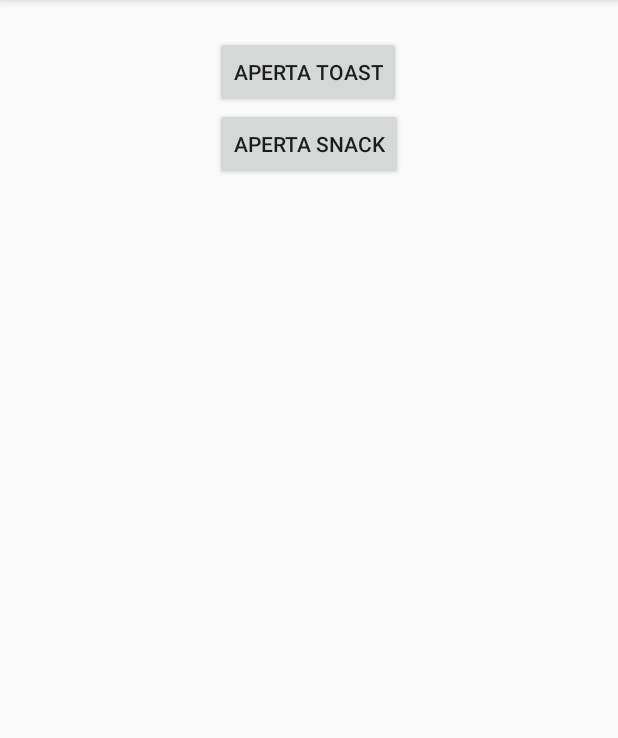
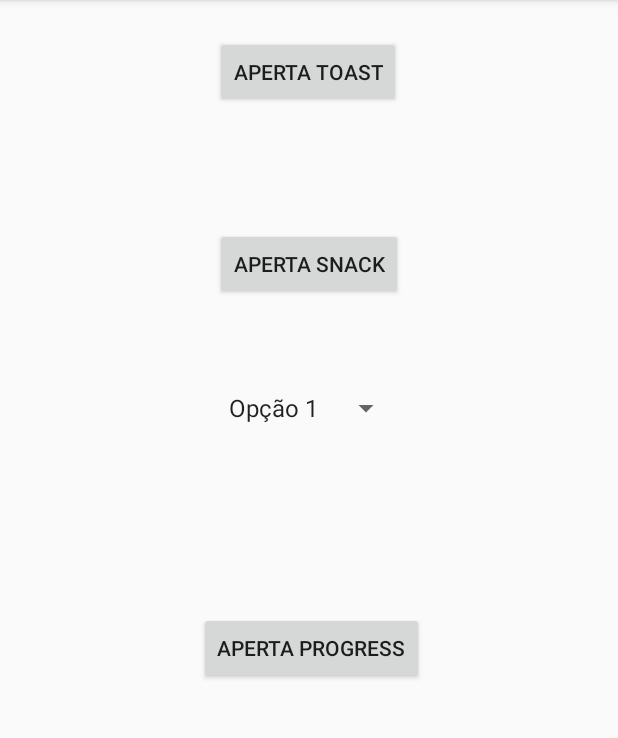
Before and after one commit to Caiango/NewComponents, an Android app: the screen it shows after launch (MainActivity), on a phone screen of 412 x 824 dp, the part 84-822 px from its top. Run offline under Robolectric (Android 15) with nearby library versions, the phone set to English and light mode, and no system bars.

Commit message:
Testando Progress Dialog

```diff
--- a/app/src/main/java/com/example/componentes/MainActivity.kt
+++ b/app/src/main/java/com/example/componentes/MainActivity.kt
@@ -1,5 +1,6 @@
 package com.example.componentes
 
+import android.app.ProgressDialog
 import android.graphics.Color
 import androidx.appcompat.app.AppCompatActivity
 import android.os.Bundle
@@ -41,9 +42,30 @@ class MainActivity : AppCompatActivity(), View.OnClickListener {
             val snack = Snackbar.make(constraint, "SnackBar funcional", Snackbar.LENGTH_LONG)
             //snack.view.setBackgroundColor(Color.BLUE)
             // se eu quiser pegar uma cor do meu arquivo
-            snack.view.setBackgroundColor(ContextCompat.getColor(this,R.color.colorBack))
+            snack.view.setBackgroundColor(ContextCompat.getColor(this, R.color.colorBack))
+
+
+            //vou setar um evento de click na snack
+            snack.setAction("Clica de novo", {
+                val snack2 = Snackbar.make(constraint, "SnackBar Desfazer", Snackbar.LENGTH_LONG)
+                snack2.view.setBackgroundColor(Color.RED)
+                snack2.show()
+            })
+
             snack.show()
+        } else if (id == R.id.ButProgress) {
+            //balao de carregamento
+            val progress: ProgressDialog = ProgressDialog(this)
+            progress.setTitle("ProgressDialog")
+            progress.setMessage("Carregando seu processo")
+            progress.show()
+
+            //para fechar via codigo o progress Dialog (o hide e o miss tem de vir juntos)
+            // progress.hide()
+            // progress.dismiss()
+
         }
+
     }
 
     private fun setListeners() {
--- a/app/src/main/res/layout/activity_main.xml
+++ b/app/src/main/res/layout/activity_main.xml
@@ -2,10 +2,10 @@
 <androidx.constraintlayout.widget.ConstraintLayout xmlns:android="http://schemas.android.com/apk/res/android"
     xmlns:app="http://schemas.android.com/apk/res-auto"
     xmlns:tools="http://schemas.android.com/tools"
+    android:id="@+id/constraint"
     android:layout_width="match_parent"
     android:layout_height="match_parent"
-    tools:context=".MainActivity"
-    android:id="@+id/constraint">
+    tools:context=".MainActivity">
 
     <Button
         android:id="@+id/ButToast"
@@ -22,9 +22,32 @@
         android:id="@+id/ButSnack"
         android:layout_width="wrap_content"
         android:layout_height="wrap_content"
+        android:layout_marginTop="80dp"
         android:text="APERTA snack"
         app:layout_constraintEnd_toEndOf="parent"
         app:layout_constraintStart_toStartOf="parent"
         app:layout_constraintTop_toBottomOf="@id/ButToast" />
 
+    <Spinner
+        android:id="@+id/spinner"
+        android:layout_width="wrap_content"
+        android:layout_height="wrap_content"
+        android:layout_marginTop="60dp"
+        android:entries="@array/combobox"
+        app:layout_constraintEnd_toEndOf="parent"
+        app:layout_constraintStart_toStartOf="parent"
+        app:layout_constraintTop_toBottomOf="@+id/ButSnack" />
+
+    <Button
+        android:id="@+id/ButProgress"
+        android:layout_width="wrap_content"
+        android:layout_height="wrap_content"
+        android:layout_marginTop="124dp"
+        android:text="APERTA Progress"
+        app:layout_constraintEnd_toEndOf="parent"
+        app:layout_constraintHorizontal_bias="0.507"
+        app:layout_constraintStart_toStartOf="parent"
+
+        app:layout_constraintTop_toBottomOf="@id/spinner" />
+
 </androidx.constraintlayout.widget.ConstraintLayout>
--- a/app/src/main/res/values/strings.xml
+++ b/app/src/main/res/values/strings.xml
@@ -1,3 +1,9 @@
 <resources>
     <string name="app_name">Componentes</string>
+    <string-array name="combobox">
+        <item>Opção 1</item>
+        <item>Opção 2</item>
+        <item>Opção 3</item>
+        <item>Opção 4</item>
+    </string-array>
 </resources>
```
